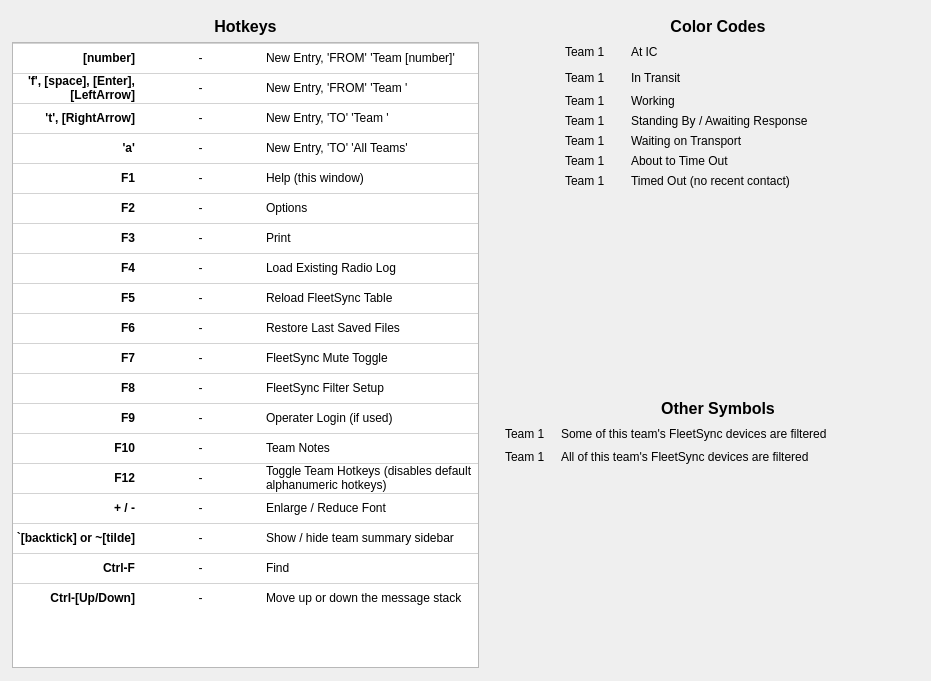
Above: designer/help.ui from ncssar/radiolog before the change. Below: the same form after it.
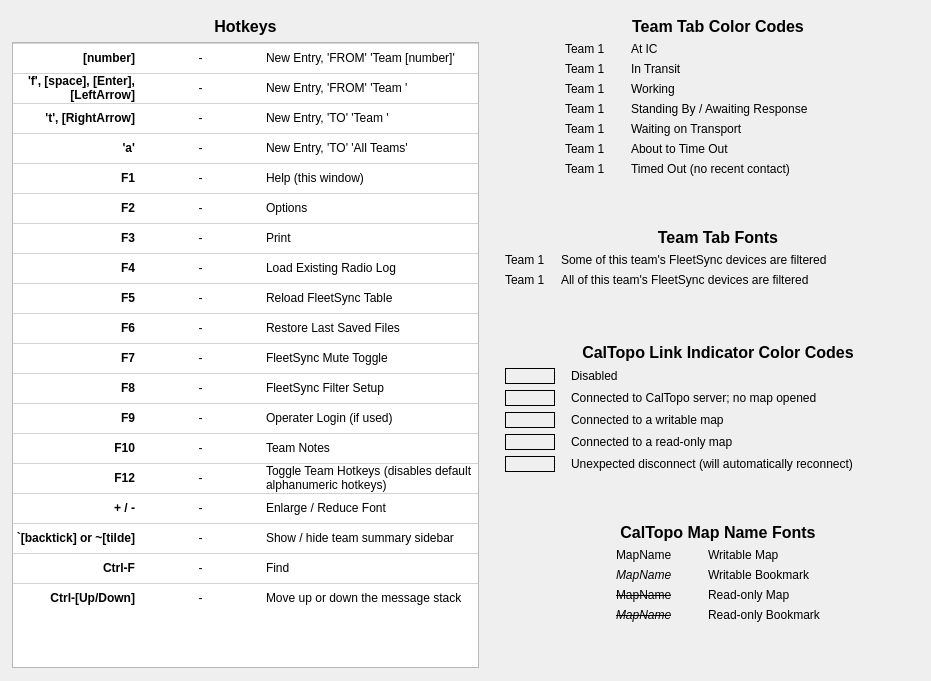
That is the form after the change.

Commit message: WIP: add caltopo link indicator colors and caltopo map name fonts to help dialog

Patch:
```diff
--- a/designer/help.ui
+++ b/designer/help.ui
@@ -931,7 +931,7 @@
          </font>
         </property>
         <property name="text">
-         <string>Color Codes</string>
+         <string>Team Tab Color Codes</string>
         </property>
         <property name="alignment">
          <set>Qt::AlignCenter</set>
@@ -974,7 +974,7 @@
           <property name="sizeHint" stdset="0">
            <size>
             <width>40</width>
-            <height>20</height>
+            <height>10</height>
            </size>
           </property>
          </spacer>
@@ -1081,7 +1081,7 @@
           <property name="sizeHint" stdset="0">
            <size>
             <width>20</width>
-            <height>20</height>
+            <height>10</height>
            </size>
           </property>
          </spacer>
@@ -1149,7 +1149,7 @@
           <property name="sizeHint" stdset="0">
            <size>
             <width>80</width>
-            <height>20</height>
+            <height>10</height>
            </size>
           </property>
          </spacer>
@@ -1177,7 +1177,7 @@
         <property name="sizeHint" stdset="0">
          <size>
           <width>20</width>
-          <height>10</height>
+          <height>30</height>
          </size>
         </property>
        </spacer>
@@ -1193,7 +1193,7 @@
          </font>
         </property>
         <property name="text">
-         <string>Other Symbols</string>
+         <string>Team Tab Fonts</string>
         </property>
         <property name="alignment">
          <set>Qt::AlignCenter</set>
@@ -1213,7 +1213,7 @@
           <property name="sizeHint" stdset="0">
            <size>
             <width>10</width>
-            <height>20</height>
+            <height>10</height>
            </size>
           </property>
          </spacer>
@@ -1262,7 +1262,7 @@
           <property name="sizeHint" stdset="0">
            <size>
             <width>20</width>
-            <height>20</height>
+            <height>10</height>
            </size>
           </property>
          </spacer>
@@ -1275,7 +1275,7 @@
           <property name="sizeHint" stdset="0">
            <size>
             <width>40</width>
-            <height>20</height>
+            <height>10</height>
            </size>
           </property>
          </spacer>
@@ -1297,6 +1297,455 @@
       </item>
       <item>
        <spacer name="verticalSpacer_3">
+        <property name="orientation">
+         <enum>Qt::Vertical</enum>
+        </property>
+        <property name="sizeHint" stdset="0">
+         <size>
+          <width>20</width>
+          <height>50</height>
+         </size>
+        </property>
+       </spacer>
+      </item>
+      <item>
+       <widget class="QLabel" name="label_4">
+        <property name="font">
+         <font>
+          <family>Segoe UI</family>
+          <pointsize>12</pointsize>
+          <weight>75</weight>
+          <bold>true</bold>
+         </font>
+        </property>
+        <property name="text">
+         <string>CalTopo Link Indicator Color Codes</string>
+        </property>
+        <property name="alignment">
+         <set>Qt::AlignCenter</set>
+        </property>
+       </widget>
+      </item>
+      <item>
+       <layout class="QGridLayout" name="gridLayout_5" rowstretch="0,0,0,0,0,0">
+        <item row="1" column="3">
+         <widget class="QLabel" name="label_22">
+          <property name="font">
+           <font>
+            <family>Segoe UI</family>
+            <pointsize>9</pointsize>
+           </font>
+          </property>
+          <property name="text">
+           <string>Disabled</string>
+          </property>
+         </widget>
+        </item>
+        <item row="1" column="2">
+         <spacer name="horizontalSpacer_10">
+          <property name="orientation">
+           <enum>Qt::Horizontal</enum>
+          </property>
+          <property name="sizeType">
+           <enum>QSizePolicy::Fixed</enum>
+          </property>
+          <property name="sizeHint" stdset="0">
+           <size>
+            <width>10</width>
+            <height>10</height>
+           </size>
+          </property>
+         </spacer>
+        </item>
+        <item row="5" column="3">
+         <widget class="QLabel" name="label_29">
+          <property name="font">
+           <font>
+            <family>Segoe UI</family>
+            <pointsize>9</pointsize>
+           </font>
+          </property>
+          <property name="text">
+           <string>Unexpected disconnect (will automatically reconnect)</string>
+          </property>
+         </widget>
+        </item>
+        <item row="4" column="3">
+         <widget class="QLabel" name="label_28">
+          <property name="font">
+           <font>
+            <family>Segoe UI</family>
+            <pointsize>9</pointsize>
+           </font>
+          </property>
+          <property name="text">
+           <string>Connected to a read-only map</string>
+          </property>
+         </widget>
+        </item>
+        <item row="1" column="4">
+         <spacer name="horizontalSpacer_12">
+          <property name="orientation">
+           <enum>Qt::Horizontal</enum>
+          </property>
+          <property name="sizeHint" stdset="0">
+           <size>
+            <width>40</width>
+            <height>10</height>
+           </size>
+          </property>
+         </spacer>
+        </item>
+        <item row="2" column="3">
+         <widget class="QLabel" name="label_21">
+          <property name="font">
+           <font>
+            <family>Segoe UI</family>
+            <pointsize>9</pointsize>
+           </font>
+          </property>
+          <property name="text">
+           <string>Connected to CalTopo server; no map opened</string>
+          </property>
+         </widget>
+        </item>
+        <item row="3" column="3">
+         <widget class="QLabel" name="label_27">
+          <property name="font">
+           <font>
+            <family>Segoe UI</family>
+            <pointsize>9</pointsize>
+           </font>
+          </property>
+          <property name="text">
+           <string>Connected to a writable map</string>
+          </property>
+         </widget>
+        </item>
+        <item row="1" column="0">
+         <spacer name="horizontalSpacer_11">
+          <property name="orientation">
+           <enum>Qt::Horizontal</enum>
+          </property>
+          <property name="sizeType">
+           <enum>QSizePolicy::Fixed</enum>
+          </property>
+          <property name="sizeHint" stdset="0">
+           <size>
+            <width>20</width>
+            <height>10</height>
+           </size>
+          </property>
+         </spacer>
+        </item>
+        <item row="1" column="1">
+         <widget class="QLabel" name="caltopoDisabledLabel">
+          <property name="sizePolicy">
+           <sizepolicy hsizetype="Fixed" vsizetype="Preferred">
+            <horstretch>0</horstretch>
+            <verstretch>0</verstretch>
+           </sizepolicy>
+          </property>
+          <property name="minimumSize">
+           <size>
+            <width>50</width>
+            <height>0</height>
+           </size>
+          </property>
+          <property name="frameShape">
+           <enum>QFrame::Box</enum>
+          </property>
+          <property name="text">
+           <string/>
+          </property>
+         </widget>
+        </item>
+        <item row="2" column="1">
+         <widget class="QLabel" name="caltopoMaplessLabel">
+          <property name="sizePolicy">
+           <sizepolicy hsizetype="Preferred" vsizetype="Preferred">
+            <horstretch>0</horstretch>
+            <verstretch>0</verstretch>
+           </sizepolicy>
+          </property>
+          <property name="minimumSize">
+           <size>
+            <width>0</width>
+            <height>0</height>
+           </size>
+          </property>
+          <property name="frameShape">
+           <enum>QFrame::Box</enum>
+          </property>
+          <property name="text">
+           <string/>
+          </property>
+         </widget>
+        </item>
+        <item row="3" column="1">
+         <widget class="QLabel" name="caltopoOpenedWritableLabel">
+          <property name="sizePolicy">
+           <sizepolicy hsizetype="Preferred" vsizetype="Preferred">
+            <horstretch>0</horstretch>
+            <verstretch>0</verstretch>
+           </sizepolicy>
+          </property>
+          <property name="frameShape">
+           <enum>QFrame::Box</enum>
+          </property>
+          <property name="text">
+           <string/>
+          </property>
+         </widget>
+        </item>
+        <item row="4" column="1">
+         <widget class="QLabel" name="caltopoOpenedReadOnlyLabel">
+          <property name="sizePolicy">
+           <sizepolicy hsizetype="Preferred" vsizetype="Preferred">
+            <horstretch>0</horstretch>
+            <verstretch>0</verstretch>
+           </sizepolicy>
+          </property>
+          <property name="frameShape">
+           <enum>QFrame::Box</enum>
+          </property>
+          <property name="text">
+           <string/>
+          </property>
+         </widget>
+        </item>
+        <item row="5" column="1">
+         <widget class="QLabel" name="caltopoDisconnectedLabel">
+          <property name="sizePolicy">
+           <sizepolicy hsizetype="Preferred" vsizetype="Preferred">
+            <horstretch>0</horstretch>
+            <verstretch>0</verstretch>
+           </sizepolicy>
+          </property>
+          <property name="frameShape">
+           <enum>QFrame::Box</enum>
+          </property>
+          <property name="text">
+           <string/>
+          </property>
+         </widget>
+        </item>
+       </layout>
+      </item>
+      <item>
+       <spacer name="verticalSpacer_4">
+        <property name="orientation">
+         <enum>Qt::Vertical</enum>
+        </property>
+        <property name="sizeHint" stdset="0">
+         <size>
+          <width>20</width>
+          <height>30</height>
+         </size>
+        </property>
+       </spacer>
+      </item>
+      <item>
+       <widget class="QLabel" name="label_23">
+        <property name="font">
+         <font>
+          <family>Segoe UI</family>
+          <pointsize>12</pointsize>
+          <weight>75</weight>
+          <bold>true</bold>
+         </font>
+        </property>
+        <property name="text">
+         <string>CalTopo Map Name Fonts</string>
+        </property>
+        <property name="alignment">
+         <set>Qt::AlignCenter</set>
+        </property>
+       </widget>
+      </item>
+      <item>
+       <layout class="QGridLayout" name="gridLayout_7">
+        <item row="1" column="4">
+         <spacer name="horizontalSpacer_17">
+          <property name="orientation">
+           <enum>Qt::Horizontal</enum>
+          </property>
+          <property name="sizeHint" stdset="0">
+           <size>
+            <width>40</width>
+            <height>10</height>
+           </size>
+          </property>
+         </spacer>
+        </item>
+        <item row="1" column="2">
+         <spacer name="horizontalSpacer_16">
+          <property name="orientation">
+           <enum>Qt::Horizontal</enum>
+          </property>
+          <property name="sizeType">
+           <enum>QSizePolicy::Fixed</enum>
+          </property>
+          <property name="sizeHint" stdset="0">
+           <size>
+            <width>30</width>
+            <height>10</height>
+           </size>
+          </property>
+         </spacer>
+        </item>
+        <item row="2" column="3">
+         <widget class="QLabel" name="label_32">
+          <property name="font">
+           <font>
+            <family>Segoe UI</family>
+            <pointsize>9</pointsize>
+           </font>
+          </property>
+          <property name="text">
+           <string>Writable Bookmark</string>
+          </property>
+         </widget>
+        </item>
+        <item row="4" column="3">
+         <widget class="QLabel" name="label_31">
+          <property name="font">
+           <font>
+            <family>Segoe UI</family>
+            <pointsize>9</pointsize>
+           </font>
+          </property>
+          <property name="text">
+           <string>Read-only Bookmark</string>
+          </property>
+         </widget>
+        </item>
+        <item row="3" column="3">
+         <widget class="QLabel" name="label_33">
+          <property name="font">
+           <font>
+            <family>Segoe UI</family>
+            <pointsize>9</pointsize>
+           </font>
+          </property>
+          <property name="text">
+           <string>Read-only Map</string>
+          </property>
+         </widget>
+        </item>
+        <item row="1" column="3">
+         <widget class="QLabel" name="label_26">
+          <property name="font">
+           <font>
+            <family>Segoe UI</family>
+            <pointsize>9</pointsize>
+           </font>
+          </property>
+          <property name="text">
+           <string>Writable Map</string>
+          </property>
+         </widget>
+        </item>
+        <item row="1" column="0">
+         <spacer name="horizontalSpacer_18">
+          <property name="orientation">
+           <enum>Qt::Horizontal</enum>
+          </property>
+          <property name="sizeType">
+           <enum>QSizePolicy::Expanding</enum>
+          </property>
+          <property name="sizeHint" stdset="0">
+           <size>
+            <width>20</width>
+            <height>10</height>
+           </size>
+          </property>
+         </spacer>
+        </item>
+        <item row="1" column="1">
+         <widget class="QLabel" name="caltopoWritableMapLabel">
+          <property name="sizePolicy">
+           <sizepolicy hsizetype="Preferred" vsizetype="Preferred">
+            <horstretch>0</horstretch>
+            <verstretch>0</verstretch>
+           </sizepolicy>
+          </property>
+          <property name="font">
+           <font>
+            <family>Segoe UI</family>
+            <pointsize>9</pointsize>
+           </font>
+          </property>
+          <property name="text">
+           <string>MapName</string>
+          </property>
+         </widget>
+        </item>
+        <item row="2" column="1">
+         <widget class="QLabel" name="caltopoWritableBookmarkLabel">
+          <property name="sizePolicy">
+           <sizepolicy hsizetype="Preferred" vsizetype="Preferred">
+            <horstretch>0</horstretch>
+            <verstretch>0</verstretch>
+           </sizepolicy>
+          </property>
+          <property name="font">
+           <font>
+            <family>Segoe UI</family>
+            <pointsize>9</pointsize>
+            <italic>true</italic>
+           </font>
+          </property>
+          <property name="text">
+           <string>MapName</string>
+          </property>
+         </widget>
+        </item>
+        <item row="3" column="1">
+         <widget class="QLabel" name="caltopoReadOnlyMapLabel">
+          <property name="sizePolicy">
+           <sizepolicy hsizetype="Preferred" vsizetype="Preferred">
+            <horstretch>0</horstretch>
+            <verstretch>0</verstretch>
+           </sizepolicy>
+          </property>
+          <property name="font">
+           <font>
+            <family>Segoe UI</family>
+            <pointsize>9</pointsize>
+            <strikeout>true</strikeout>
+           </font>
+          </property>
+          <property name="text">
+           <string>MapName</string>
+          </property>
+         </widget>
+        </item>
+        <item row="4" column="1">
+         <widget class="QLabel" name="caltopoReadOnlyBookmarkLabel">
+          <property name="sizePolicy">
+           <sizepolicy hsizetype="Preferred" vsizetype="Preferred">
+            <horstretch>0</horstretch>
+            <verstretch>0</verstretch>
+           </sizepolicy>
+          </property>
+          <property name="font">
+           <font>
+            <family>Segoe UI</family>
+            <pointsize>9</pointsize>
+            <italic>true</italic>
+            <strikeout>true</strikeout>
+           </font>
+          </property>
+          <property name="text">
+           <string>MapName</string>
+          </property>
+         </widget>
+        </item>
+       </layout>
+      </item>
+      <item>
+       <spacer name="verticalSpacer_5">
         <property name="orientation">
          <enum>Qt::Vertical</enum>
         </property>
```
Left out of the diff: 6 changed lines with no effect on the pictures. The commit also changes 2 other files.
